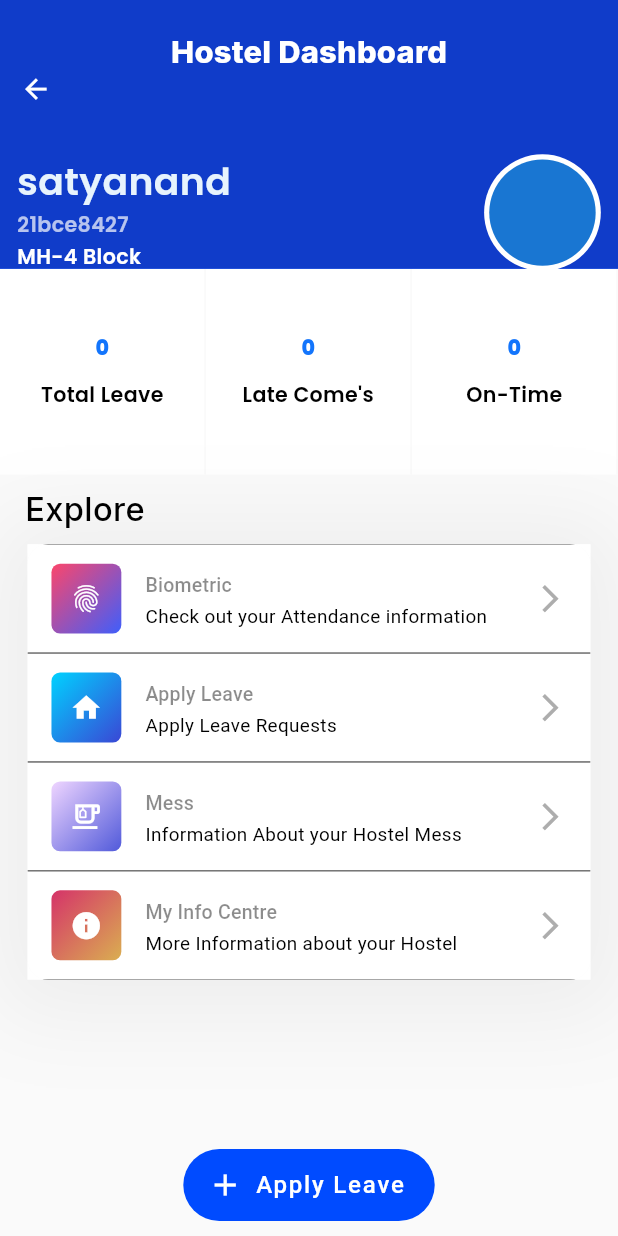
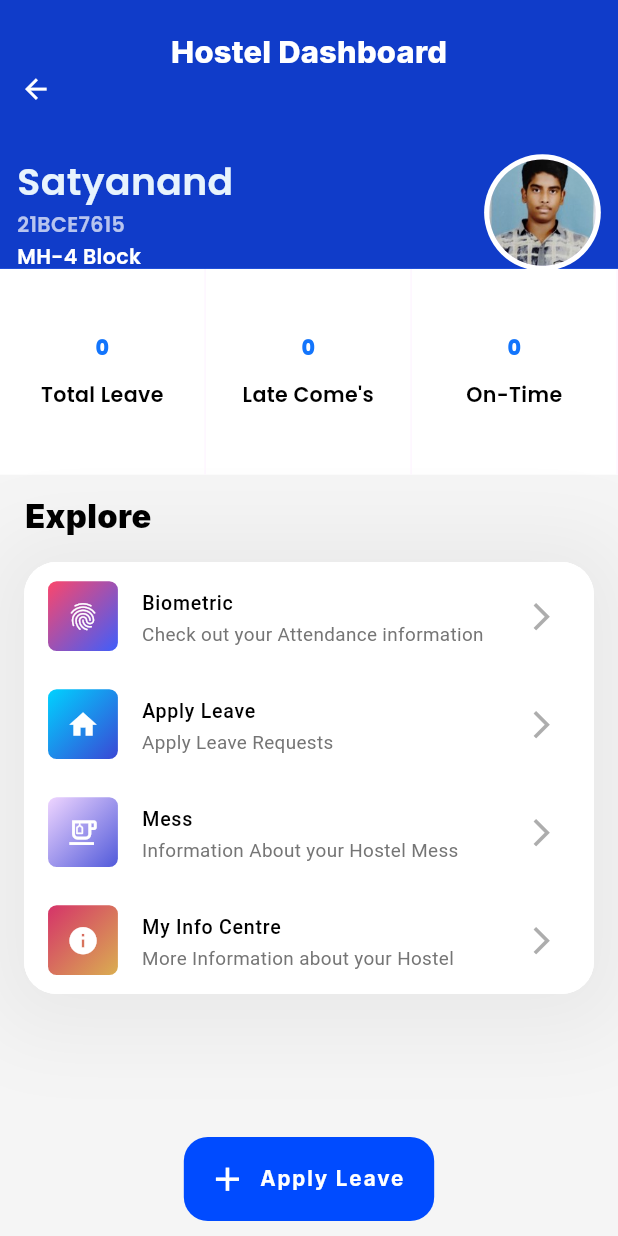
Before and after one commit to ineffablesam/hostel-outing-system-using-rfid, a Flutter app: the screen it shows after launch, on a phone screen of 412 x 824 dp. Run offline on Flutter 3.47's test engine with Material 2 defaults, Android fonts, the phone set to English and light mode, and no system bars; our stand-ins replace animate_do, flutter_screenutil, google_fonts, page_transition, shimmer_animation, timeago and 1 more; missing offline and left inert: json_path.

Commit message:
Fixed Dashboard UI

```diff
--- a/lib/Core/HostelDashboard/Components/HostelListTile.dart
+++ b/lib/Core/HostelDashboard/Components/HostelListTile.dart
@@ -24,18 +24,20 @@ class HostelCustomListTile extends StatelessWidget {
   Widget build(BuildContext context) {
     return Column(
       children: [
-        InkWell(
+        Material(
+          color: Colors.white,
+          child: InkWell(
             onTap: onTap,
             borderRadius: BorderRadius.circular(12.r),
             child: Container(
               decoration: BoxDecoration(
-                color: Colors.white,
-                border: Border(
-                    bottom: BorderSide(color: Colors.black, width: 0.3),
-                    top: BorderSide(color: Colors.black, width: 0.3))),
+                  // border: Border(
+                  //     bottom: BorderSide(color: Colors.black, width: 0.3),
+                  //     top: BorderSide(color: Colors.black, width: 0.3))
+                  ),
               child: ListTile(
                 shape: const RoundedRectangleBorder(),
-              onTap: null,
+                onTap: () {},
                 leading: Visibility(
                   visible: Logovisible,
                   child: Container(
@@ -60,7 +62,7 @@ class HostelCustomListTile extends StatelessWidget {
                   style: TextStyle(
                     fontSize: 11.4.sp,
                     fontWeight: FontWeight.w500,
-                  color: Colors.black45,
+                    color: Colors.black,
                     // color: Colors.black
                   ),
                 ),
@@ -69,7 +71,7 @@ class HostelCustomListTile extends StatelessWidget {
                   style: TextStyle(
                       fontSize: 11.sp,
                       fontWeight: FontWeight.normal,
-                    color: Colors.black),
+                      color: Colors.grey.shade600),
                 ),
                 trailing: Visibility(
                   visible: visible,
@@ -84,6 +86,7 @@ class HostelCustomListTile extends StatelessWidget {
               ),
             ),
           ),
+        ),
       ],
     );
   }
--- a/lib/Core/HostelDashboard/hostel_dashboard.dart
+++ b/lib/Core/HostelDashboard/hostel_dashboard.dart
@@ -15,6 +15,7 @@ class HostelDashboardPage extends StatelessWidget {
   Widget build(BuildContext context) {
     return Scaffold(
       extendBody: true,
+      backgroundColor: Colors.grey.shade100,
       floatingActionButtonLocation: FloatingActionButtonLocation.centerDocked,
       floatingActionButton: Transform.translate(
         offset: Offset(0, -10),
@@ -27,10 +28,20 @@ class HostelDashboardPage extends StatelessWidget {
                   builder: (context) => HostelLeaveRequestsPage()),
             );
           },
-          label: Text("Apply Leave"),
+          label: Text(
+            "Apply Leave",
+            style: GoogleFonts.inter(
+                fontSize: 12.sp,
+                color: Colors.white,
+                fontWeight: FontWeight.w700),
+          ),
           backgroundColor: Color(0xFF004bff),
           elevation: 0,
-          icon: Icon(Icons.add),
+          icon: Icon(
+            Icons.add,
+            size: 23.sp,
+            color: Colors.white,
+          ),
         ),
       ),
       body: CustomScrollView(
@@ -100,7 +111,7 @@ class HostelDashboardPage extends StatelessWidget {
                             crossAxisAlignment: CrossAxisAlignment.start,
                             children: [
                               Text(
-                                "satyanand",
+                                "Satyanand",
                                 overflow: TextOverflow.visible,
                                 textAlign: TextAlign.center,
                                 style: GoogleFonts.poppins(
@@ -110,7 +121,7 @@ class HostelDashboardPage extends StatelessWidget {
                                 ),
                               ),
                               Text(
-                                "21bce8427",
+                                "21BCE7615",
                                 style: GoogleFonts.poppins(
                                   fontSize: 12.sp,
                                   fontWeight: FontWeight.w600,
@@ -132,6 +143,9 @@ class HostelDashboardPage extends StatelessWidget {
                             backgroundColor: Colors.white,
                             child: CircleAvatar(
                               radius: 31.r,
+                              backgroundImage: const AssetImage(
+                                "assets/images/satyanand.png",
+                              ),
                             ),
                           )
                         ],
@@ -167,7 +181,7 @@ class HostelDashboardPage extends StatelessWidget {
                   height: 5.h,
                 ),
                 Padding(
-                  padding: EdgeInsets.only(left: 14.h, top: 3.h, bottom: 2.h),
+                  padding: EdgeInsets.only(left: 14.h, top: 7.h, bottom: 7.h),
                   child: Row(
                     mainAxisAlignment: MainAxisAlignment.start,
                     crossAxisAlignment: CrossAxisAlignment.start,
@@ -177,17 +191,18 @@ class HostelDashboardPage extends StatelessWidget {
                         style: GoogleFonts.inter(
                             color: Colors.black,
                             fontSize: 19.sp,
-                            fontWeight: FontWeight.w500),
+                            fontWeight: FontWeight.w900),
                       ),
                     ],
                   ),
                 ),
                 Padding(
                   padding:
-                      EdgeInsets.symmetric(horizontal: 16.w, vertical: 7.h),
+                      EdgeInsets.symmetric(vertical: 8.h, horizontal: 14.w),
                   child: Container(
                     decoration: BoxDecoration(
                       color: Colors.white,
+                      borderRadius: BorderRadius.circular(19.r),
                       boxShadow: [
                         BoxShadow(
                           color: Color.fromRGBO(0, 0, 0, 0.05),
@@ -198,10 +213,11 @@ class HostelDashboardPage extends StatelessWidget {
                       ],
                     ),
                     child: ClipRRect(
-                      borderRadius: BorderRadius.circular(12.r),
+                      borderRadius: BorderRadius.circular(19.r),
                       child: Container(
                           decoration: BoxDecoration(
                             color: Colors.white,
+                            borderRadius: BorderRadius.circular(19.r),
                             boxShadow: [
                               BoxShadow(
                                 color: Color.fromRGBO(0, 0, 0, 0.05),
@@ -275,112 +291,6 @@ class HostelDashboardPage extends StatelessWidget {
                     ),
                   ),
                 ),
-                // Padding(
-                //   padding: EdgeInsets.only(left: 14.h, top: 10.h, bottom: 2.h),
-                //   child: Row(
-                //     mainAxisAlignment: MainAxisAlignment.start,
-                //     crossAxisAlignment: CrossAxisAlignment.start,
-                //     children: [
-                //       Text(
-                //         'Miscellaneous',
-                //         style: GoogleFonts.inter(
-                //             fontSize: 19.sp, fontWeight: FontWeight.w900),
-                //       ),
-                //     ],
-                //   ),
-                // ),
-                // Padding(
-                //   padding:
-                //       EdgeInsets.symmetric(horizontal: 16.w, vertical: 7.h),
-                //   child: Container(
-                //     decoration: BoxDecoration(
-                //       color: Theme.of(context).scaffoldBackgroundColor,
-                //       boxShadow: [
-                //         BoxShadow(
-                //           color: Color.fromRGBO(0, 0, 0, 0.05),
-                //           offset: Offset(0, 4),
-                //           blurRadius: 47,
-                //           spreadRadius: 20,
-                //         ),
-                //       ],
-                //     ),
-                //     child: ClipRRect(
-                //       borderRadius: BorderRadius.circular(12.r),
-                //       child: Container(
-                //           decoration: BoxDecoration(
-                //             color: Theme.of(context).cardHighlightColor,
-                //             boxShadow: [
-                //               BoxShadow(
-                //                 color: Color.fromRGBO(0, 0, 0, 0.05),
-                //                 offset: Offset(0, 4),
-                //                 blurRadius: 47,
-                //                 spreadRadius: 20,
-                //               ),
-                //             ],
-                //           ),
-                //           child: Column(
-                //             children: [
-                //               HostelCustomListTile(
-                //                 Logovisible: true,
-                //                 visible: true,
-                //                 onTap: () {},
-                //                 icon: Icons.report,
-                //                 title: 'Report a Issue',
-                //                 subtitle: 'File a Issue',
-                //                 gradientColor: const [
-                //                   Color(0xff4670fc),
-                //                   Color(0xff3F5EFB)
-                //                 ],
-                //               ),
-                //               HostelCustomListTile(
-                //                 Logovisible: true,
-                //                 visible: true,
-                //                 onTap: () {
-                //                   HapticFeedback.heavyImpact();
-                //                   Navigator.push(
-                //                     context,
-                //                     CupertinoPageRoute(
-                //                         builder: (context) =>
-                //                             HostelLeaveRequestsPage()),
-                //                   );
-                //                 },
-                //                 icon: Icons.home,
-                //                 title: 'Apply Leave',
-                //                 subtitle: 'Apply Leave Requests',
-                //                 gradientColor: const [
-                //                   Color(0xff00d2ff),
-                //                   Color(0xff3a47d5)
-                //                 ],
-                //               ),
-                //               HostelCustomListTile(
-                //                 Logovisible: true,
-                //                 visible: true,
-                //                 onTap: () {},
-                //                 icon: Icons.emoji_food_beverage_outlined,
-                //                 title: 'Mess',
-                //                 subtitle: 'Information About your Hostel Mess',
-                //                 gradientColor: const [
-                //                   Color(0xffefd5ff),
-                //                   Color(0xff515ada)
-                //                 ],
-                //               ),
-                //               HostelCustomListTile(
-                //                 Logovisible: true,
-                //                 visible: true,
-                //                 onTap: () {},
-                //                 icon: Icons.info,
-                //                 title: 'My Info Centre',
-                //                 subtitle: 'More Information about your Hostel',
-                //                 gradientColor: const [
-                //                   Color(0xffd53369),
-                //                   Color(0xffdaae51)
-                //                 ],
-                //               ),
-                //             ],
-                //           )),
-                //     ),
-                //   ),
-                // ),
               ],
             ),
           ),
--- a/lib/main.dart
+++ b/lib/main.dart
@@ -23,6 +23,7 @@ class MyApp extends StatelessWidget {
           title: 'First Method',
           // You can use the library anywhere in the app even in theme
           theme: ThemeData(
+            useMaterial3: true,
             primarySwatch: Colors.blue,
             textTheme: Typography.englishLike2018.apply(fontSizeFactor: 1.sp),
           ),
--- a/pubspec.yaml
+++ b/pubspec.yaml
@@ -71,9 +71,8 @@ flutter:
   uses-material-design: true
 
   # To add assets to your application, add an assets section, like this:
-  # assets:
-  #   - images/a_dot_burr.jpeg
-  #   - images/a_dot_ham.jpeg
+  assets:
+    - assets/images/
 
   # An image asset can refer to one or more resolution-specific "variants", see
   # https://flutter.dev/assets-and-images/#resolution-aware
```
Also changed, not shown: lib/Core/HostelDashboard/HostelLeavePage/leave_mainpage.dart (+17 -5 lines), assets/images/satyanand.png (added), 2 other files. Lines whose indentation alone changed are shown as unchanged.
